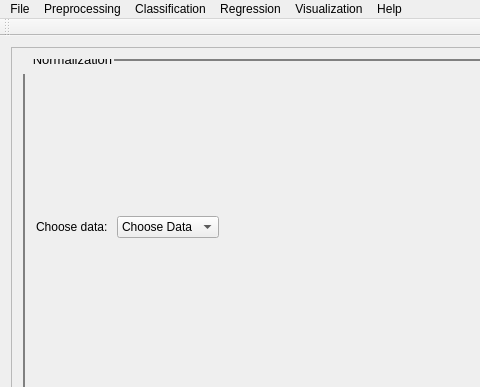
The window that point_spectra_gui/ui/UI Files/01_mainwindow_normalization.ui (tisaconundrum2/PySAT-GUI) describes before a commit, drawn with Qt 5; both pictures show x 0 to 480 and y 0 to 387 of the 581 by 843 pixel window.
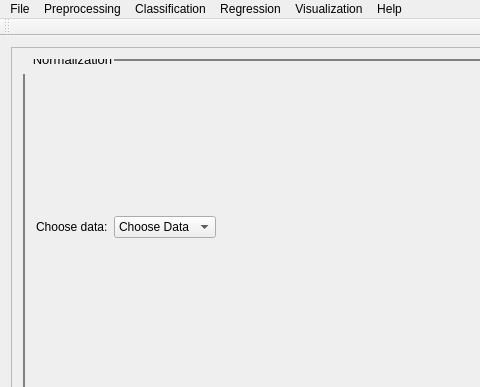
The same window after the commit.

Patch:
```diff
--- a/point_spectra_gui/ui/UI Files/01_mainwindow_normalization.ui
+++ b/point_spectra_gui/ui/UI Files/01_mainwindow_normalization.ui
@@ -65,7 +65,7 @@
              <item>
               <widget class="QLabel" name="regression_choosedata_label">
                <property name="text">
-                <string>Choose data: </string>
+                                                                <string>Choose data:</string>
                </property>
               </widget>
              </item>
```
Left out of the diff: 16 changed lines with no effect on the pictures. Lines whose indentation alone changed are shown as unchanged.
